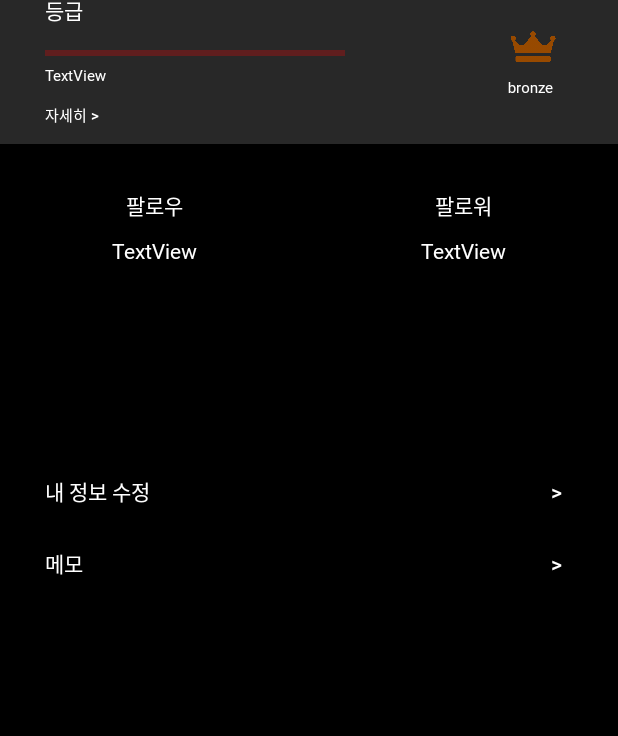
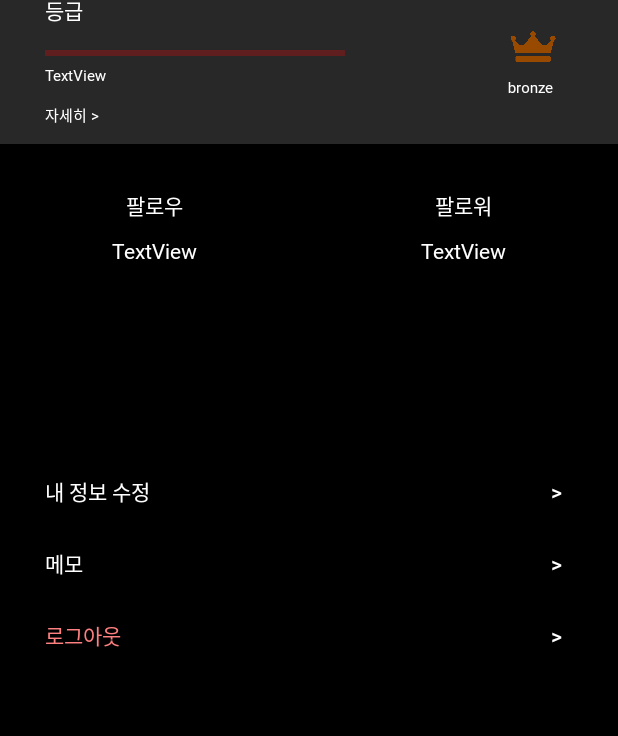
Before and after one commit to taehyun24/Social_TODOLIST, an Android app: the ProfileFragment screen opened through its navigation route, on a phone screen of 412 x 824 dp. Shown: the part 152-888 px from the top of the screen. Run offline under Robolectric (Android 15) with nearby library versions, the phone set to English and light mode, and no system bars; our stand-ins replace Firebase (no records; nobody signed in at launch, a user with empty details on screens opened directly), navigation-ui.

Commit message:
구글로그인 추가 및 로그아웃 기능 구현

```diff
--- a/app/build.gradle
+++ b/app/build.gradle
@@ -56,6 +56,7 @@ dependencies {
     implementation 'com.google.firebase:firebase-firestore-ktx:24.0.0'
     implementation 'com.google.firebase:firebase-firestore:24.0.0'
     implementation 'androidx.legacy:legacy-support-v4:1.0.0'
+    implementation 'com.google.android.gms:play-services-auth:20.0.1'
     testImplementation 'junit:junit:4.+'
     androidTestImplementation 'androidx.test.ext:junit:1.1.3'
     androidTestImplementation 'androidx.test.espresso:espresso-core:3.4.0'
--- a/app/src/main/java/com/example/todolist/viewmodel/MemoViewModel.kt
+++ b/app/src/main/java/com/example/todolist/viewmodel/MemoViewModel.kt
@@ -34,6 +34,7 @@ class MemoViewModel(email: String,uid: String,date: String) : ViewModel() {
         db?.collection("memo")?.whereEqualTo("date",date)?.whereEqualTo("userEmail",email)?.addSnapshotListener { value, error ->   //auth?.currentUser?.uid 사용자정보, db에 새로운 값이 들어오면 실행됨
             memoList.clear()
             memoIdList.clear()
+            if (value != null){
                 for (snapshot in value!!.documents) {
                     memoList.add(snapshot.toObject(Memo::class.java)!!)     //파이어베이스에서 가져온값을 memoList에 넣음
                     memoIdList.add(snapshot.id)
@@ -41,6 +42,7 @@ class MemoViewModel(email: String,uid: String,date: String) : ViewModel() {
                 Log.d("크기", memoList.size.toString())
                 _currentValue.value = memoList  //초기값 = 파이어베이스에서 가져온 값
                 Log.d("현재", _currentValue.value?.toString()!!)
+            }
         }
     }
 
--- a/app/src/main/java/com/example/todolist/viewmodel/ProfileViewModel.kt
+++ b/app/src/main/java/com/example/todolist/viewmodel/ProfileViewModel.kt
@@ -23,10 +23,12 @@ class ProfileViewModel: ViewModel() {
 
         db?.collection("profile")?.addSnapshotListener { value, error ->
             profileList.clear()
-            for (snapshot in value!!.documents){
-                profileList.add(snapshot.toObject(Profile::class.java)!!)
+            if (value != null){
+                for (snapshot in value!!.documents){
+                    profileList.add(snapshot.toObject(Profile::class.java)!!)
+                }
+                _profilecurrentValue.value = profileList
             }
-            _profilecurrentValue.value = profileList
         }
     }
 
--- a/app/src/main/res/layout/fragment_home.xml
+++ b/app/src/main/res/layout/fragment_home.xml
@@ -28,7 +28,7 @@
 
         <TextView
             android:id="@+id/tv_date"
-            android:layout_width="120dp"
+            android:layout_width="114dp"
             android:layout_height="wrap_content"
             android:layout_marginLeft="30dp"
             android:fontFamily="@font/jalnan"
@@ -40,7 +40,6 @@
             android:id="@+id/calendar_btn"
             android:layout_width="20dp"
             android:layout_height="wrap_content"
-            android:layout_marginLeft="20dp"
             android:background="#000000"
             android:drawableStart="@drawable/down_edit"
             tools:ignore="SpeakableTextPresentCheck,TouchTargetSizeCheck" />
--- a/app/src/main/res/layout/fragment_profile.xml
+++ b/app/src/main/res/layout/fragment_profile.xml
@@ -69,6 +69,7 @@
                 android:layout_height="wrap_content"
                 android:layout_marginLeft="30dp"
                 android:background="#00FFFFFF"
+                android:fontFamily="@font/jalnan"
                 android:gravity="center|left"
                 android:text="자세히 >"
                 android:textColor="#FFFFFF"
@@ -221,4 +222,28 @@
             android:textColor="#FFFFFF" />
     </LinearLayout>
 
+    <LinearLayout
+        android:layout_width="match_parent"
+        android:layout_height="wrap_content"
+        android:layout_marginLeft="30dp"
+        android:orientation="horizontal">
+
+        <TextView
+            android:id="@+id/logout"
+            android:layout_width="300dp"
+            android:layout_height="wrap_content"
+            android:fontFamily="@font/jalnan"
+            android:text="로그아웃"
+            android:textColor="#FF8080"
+            android:textSize="14sp" />
+
+        <Button
+            android:id="@+id/logout_btn"
+            android:layout_width="wrap_content"
+            android:layout_height="wrap_content"
+            android:background="#000000"
+            android:text=">"
+            android:textColor="#FFFFFF" />
+    </LinearLayout>
+
 </LinearLayout>
```
Also changed, not shown: app/src/main/java/com/example/todolist/LoginActivity.kt (+58 -3 lines), app/src/main/java/com/example/todolist/fragments/ProfileFragment.kt (+10 -5 lines), app/src/main/res/layout/activity_login.xml (+29 -8 lines). Lines whose indentation alone changed are shown as unchanged.
